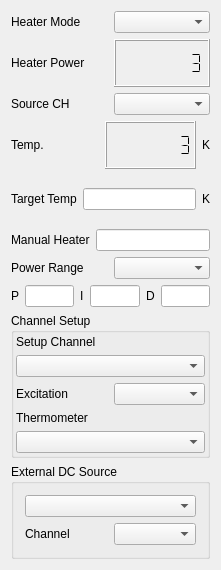
Old version of the form modules/tempcontrol/tempcontrolform.ui in the repository northriv/KAME.
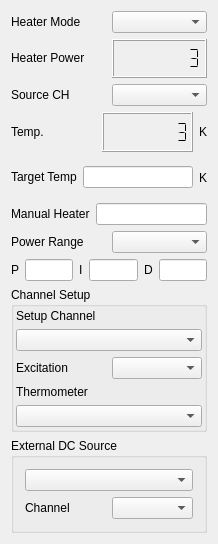
New version of the form. Custom widgets are drawn as their Qt base class.

Diff of the .ui file:
```diff
--- a/modules/tempcontrol/tempcontrolform.ui
+++ b/modules/tempcontrol/tempcontrolform.ui
@@ -6,27 +6,25 @@
    <rect>
     <x>0</x>
     <y>0</y>
-    <width>221</width>
-    <height>570</height>
+    <width>218</width>
+    <height>544</height>
    </rect>
   </property>
   <property name="windowTitle">
    <string>Temperature Control</string>
   </property>
   <widget class="QWidget" name="widget">
-   <property name="geometry">
-    <rect>
-     <x>0</x>
-     <y>0</y>
-     <width>221</width>
-     <height>570</height>
-    </rect>
-   </property>
    <layout class="QGridLayout">
     <item row="3" column="0">
      <layout class="QHBoxLayout">
       <item>
        <widget class="QLabel" name="textLabel5_2">
+        <property name="sizePolicy">
+         <sizepolicy hsizetype="Preferred" vsizetype="Fixed">
+          <horstretch>0</horstretch>
+          <verstretch>0</verstretch>
+         </sizepolicy>
+        </property>
         <property name="text">
          <string>Temp.</string>
         </property>
@@ -85,6 +83,12 @@
      <layout class="QHBoxLayout">
       <item>
        <widget class="QLabel" name="textLabel17">
+        <property name="sizePolicy">
+         <sizepolicy hsizetype="Preferred" vsizetype="Fixed">
+          <horstretch>0</horstretch>
+          <verstretch>0</verstretch>
+         </sizepolicy>
+        </property>
         <property name="text">
          <string>Heater Mode</string>
         </property>
@@ -102,6 +106,12 @@
      <layout class="QHBoxLayout">
       <item>
        <widget class="QLabel" name="textLabel18_2_2">
+        <property name="sizePolicy">
+         <sizepolicy hsizetype="Preferred" vsizetype="Fixed">
+          <horstretch>0</horstretch>
+          <verstretch>0</verstretch>
+         </sizepolicy>
+        </property>
         <property name="text">
          <string>P</string>
         </property>
@@ -122,6 +132,12 @@
       </item>
       <item>
        <widget class="QLabel" name="textLabel18_2_2_2">
+        <property name="sizePolicy">
+         <sizepolicy hsizetype="Preferred" vsizetype="Fixed">
+          <horstretch>0</horstretch>
+          <verstretch>0</verstretch>
+         </sizepolicy>
+        </property>
         <property name="text">
          <string>I</string>
         </property>
@@ -142,6 +158,12 @@
       </item>
       <item>
        <widget class="QLabel" name="textLabel18_2_2_3">
+        <property name="sizePolicy">
+         <sizepolicy hsizetype="Preferred" vsizetype="Fixed">
+          <horstretch>0</horstretch>
+          <verstretch>0</verstretch>
+         </sizepolicy>
+        </property>
         <property name="text">
          <string>D</string>
         </property>
@@ -166,6 +188,12 @@
      <layout class="QHBoxLayout">
       <item>
        <widget class="QLabel" name="textLabel16">
+        <property name="sizePolicy">
+         <sizepolicy hsizetype="Preferred" vsizetype="Fixed">
+          <horstretch>0</horstretch>
+          <verstretch>0</verstretch>
+         </sizepolicy>
+        </property>
         <property name="text">
          <string>Source CH</string>
         </property>
@@ -183,6 +211,12 @@
      <layout class="QHBoxLayout">
       <item>
        <widget class="QLabel" name="textLabel5">
+        <property name="sizePolicy">
+         <sizepolicy hsizetype="Preferred" vsizetype="Fixed">
+          <horstretch>0</horstretch>
+          <verstretch>0</verstretch>
+         </sizepolicy>
+        </property>
         <property name="text">
          <string>Heater Power</string>
         </property>
@@ -225,6 +259,12 @@
      <layout class="QHBoxLayout">
       <item>
        <widget class="QLabel" name="textLabel18">
+        <property name="sizePolicy">
+         <sizepolicy hsizetype="Preferred" vsizetype="Fixed">
+          <horstretch>0</horstretch>
+          <verstretch>0</verstretch>
+         </sizepolicy>
+        </property>
         <property name="text">
          <string>Target Temp</string>
         </property>
@@ -258,6 +298,12 @@
      <layout class="QHBoxLayout">
       <item>
        <widget class="QLabel" name="textLabel18_2">
+        <property name="sizePolicy">
+         <sizepolicy hsizetype="Preferred" vsizetype="Fixed">
+          <horstretch>0</horstretch>
+          <verstretch>0</verstretch>
+         </sizepolicy>
+        </property>
         <property name="text">
          <string>Manual Heater</string>
         </property>
@@ -275,6 +321,12 @@
      <layout class="QHBoxLayout">
       <item>
        <widget class="QLabel" name="textLabel22">
+        <property name="sizePolicy">
+         <sizepolicy hsizetype="Preferred" vsizetype="Fixed">
+          <horstretch>0</horstretch>
+          <verstretch>0</verstretch>
+         </sizepolicy>
+        </property>
         <property name="text">
          <string>Power Range</string>
         </property>
@@ -289,7 +341,7 @@
      </layout>
     </item>
     <item row="8" column="0">
-     <widget class="Q3GroupBox" name="groupBox1">
+     <widget class="QGroupBox" name="groupBox1">
       <property name="title">
        <string>Channel Setup</string>
       </property>
@@ -301,6 +353,12 @@
         <layout class="QVBoxLayout">
          <item>
           <widget class="QLabel" name="textLabel19">
+           <property name="sizePolicy">
+            <sizepolicy hsizetype="Preferred" vsizetype="Fixed">
+             <horstretch>0</horstretch>
+             <verstretch>0</verstretch>
+            </sizepolicy>
+           </property>
            <property name="text">
             <string>Setup Channel</string>
            </property>
@@ -318,6 +376,12 @@
         <layout class="QHBoxLayout">
          <item>
           <widget class="QLabel" name="textLabel20">
+           <property name="sizePolicy">
+            <sizepolicy hsizetype="Preferred" vsizetype="Fixed">
+             <horstretch>0</horstretch>
+             <verstretch>0</verstretch>
+            </sizepolicy>
+           </property>
            <property name="text">
             <string>Excitation</string>
            </property>
@@ -342,6 +406,12 @@
         <layout class="QVBoxLayout">
          <item>
           <widget class="QLabel" name="textLabel21">
+           <property name="sizePolicy">
+            <sizepolicy hsizetype="Preferred" vsizetype="Fixed">
+             <horstretch>0</horstretch>
+             <verstretch>0</verstretch>
+            </sizepolicy>
+           </property>
            <property name="text">
             <string>Thermometer</string>
            </property>
@@ -359,7 +429,7 @@
      </widget>
     </item>
     <item row="9" column="0">
-     <widget class="Q3GroupBox" name="groupBox2">
+     <widget class="QGroupBox" name="groupBox2">
       <property name="title">
        <string>External DC Source</string>
       </property>
@@ -379,6 +449,12 @@
        </item>
        <item row="1" column="0">
         <widget class="QLabel" name="textLabel1">
+         <property name="sizePolicy">
+          <sizepolicy hsizetype="Preferred" vsizetype="Fixed">
+           <horstretch>0</horstretch>
+           <verstretch>0</verstretch>
+          </sizepolicy>
+         </property>
          <property name="text">
           <string>Channel</string>
          </property>
@@ -395,14 +471,6 @@
  </widget>
  <layoutdefault spacing="6" margin="11"/>
  <pixmapfunction>qPixmapFromMimeSource</pixmapfunction>
- <customwidgets>
-  <customwidget>
-   <class>Q3GroupBox</class>
-   <extends>QGroupBox</extends>
-   <header>Qt3Support/Q3GroupBox</header>
-   <container>1</container>
-  </customwidget>
- </customwidgets>
  <tabstops>
   <tabstop>m_cmbHeaterMode</tabstop>
   <tabstop>m_cmbSourceChannel</tabstop>
```
